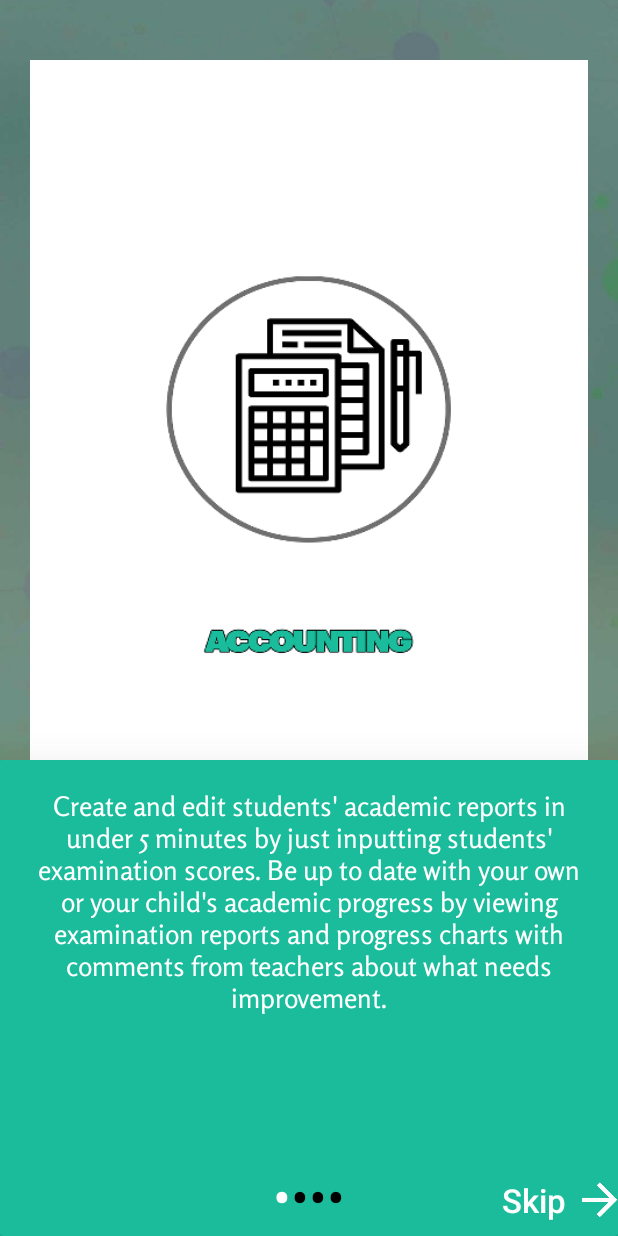
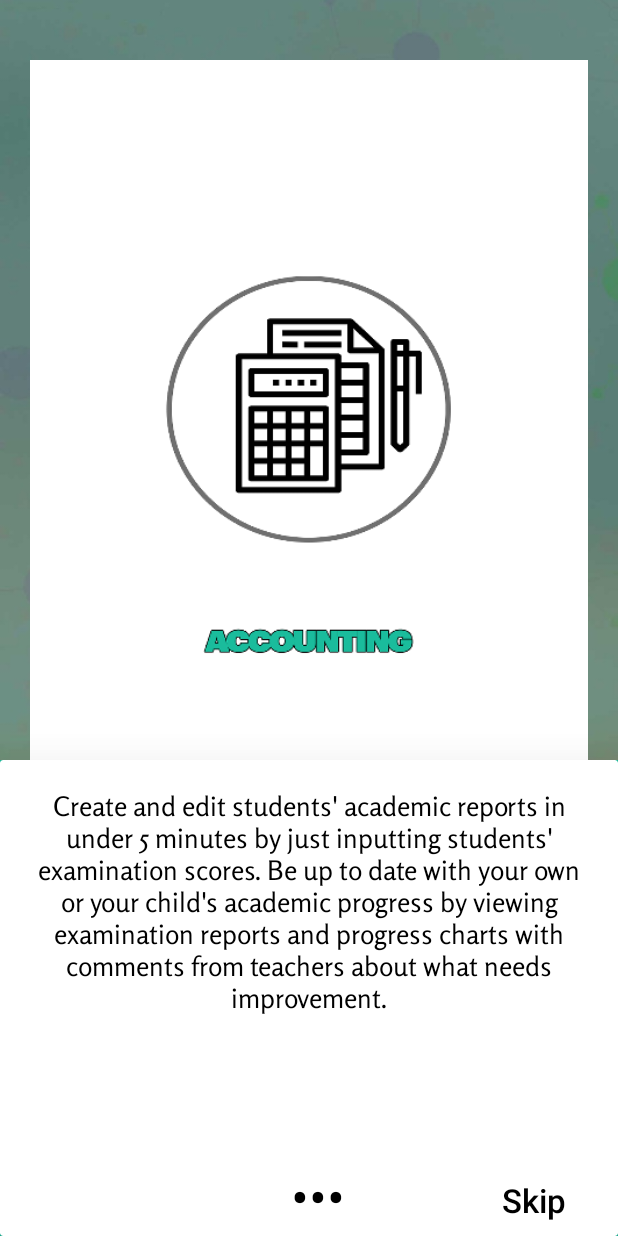
Before and after one commit to phonce/shulesoft-android, an Android app: the FeatureActivity screen opened directly, with no data from a screen before it, on a phone screen of 412 x 824 dp. Run offline under Robolectric (Android 15) with nearby library versions, the phone set to English and light mode, and no system bars; 1 statement that could not run was skipped.

Commit message:
make changes to the features layout

```diff
--- a/app/src/main/AndroidManifest.xml
+++ b/app/src/main/AndroidManifest.xml
@@ -8,7 +8,6 @@
 <!--android:roundIcon="@mipmap/ic_launcher_round"-->
     <application
         android:allowBackup="true"
-
         android:icon="@mipmap/shulesoft_launcher"
         android:label="@string/app_name"
 
--- a/app/src/main/res/layout/screen_one.xml
+++ b/app/src/main/res/layout/screen_one.xml
@@ -29,16 +29,16 @@
          android:scaleType="centerCrop"
          android:src="@drawable/exam_reports" />
  </RelativeLayout>
-
         <android.support.v7.widget.CardView
             android:id="@+id/card_view_payments"
             android:layout_gravity="center"
             android:layout_width="match_parent"
             android:layout_height="0dp"
             android:layout_weight="2.5"
-        card_view:cardBackgroundColor="@color/colorPrimary"
-        card_view:cardElevation="40dp">
-
+            android:clipToPadding="false"
+            card_view:cardBackgroundColor="@color/white"
+            card_view:cardElevation="40dp"
+            >
             <LinearLayout
                 android:layout_width="match_parent"
                 android:layout_height="match_parent"
@@ -53,7 +53,7 @@
                     android:padding="20dp"
                     android:fontFamily="@font/rosario_regular"
                     android:textAlignment="center"
-                android:textColor="@color/white"
+                    android:textColor="@color/black"
                     android:textSize="18sp"/>
             </LinearLayout>
         </android.support.v7.widget.CardView>
--- a/app/src/main/res/layout/swipe_screen.xml
+++ b/app/src/main/res/layout/swipe_screen.xml
@@ -31,7 +31,7 @@
         android:text="Skip"
         android:textSize="22dp"
         android:textAllCaps="false"
-        android:textColor="@color/white"
+        android:textColor="@color/black"
         android:drawableRight="@drawable/ic_arrow_forward"
         android:drawablePadding="0dp"
         />
@@ -46,6 +46,6 @@
         android:text="Got it"
         android:textSize="22dp"
         android:textAllCaps="true"
-        android:textColor="@color/white" />
+        android:textColor="@color/black" />
 
 </RelativeLayout>
```
Also changed, not shown: app/src/main/res/drawable/shadow.xml (added, +20 -0 lines). Lines whose indentation alone changed are shown as unchanged.
